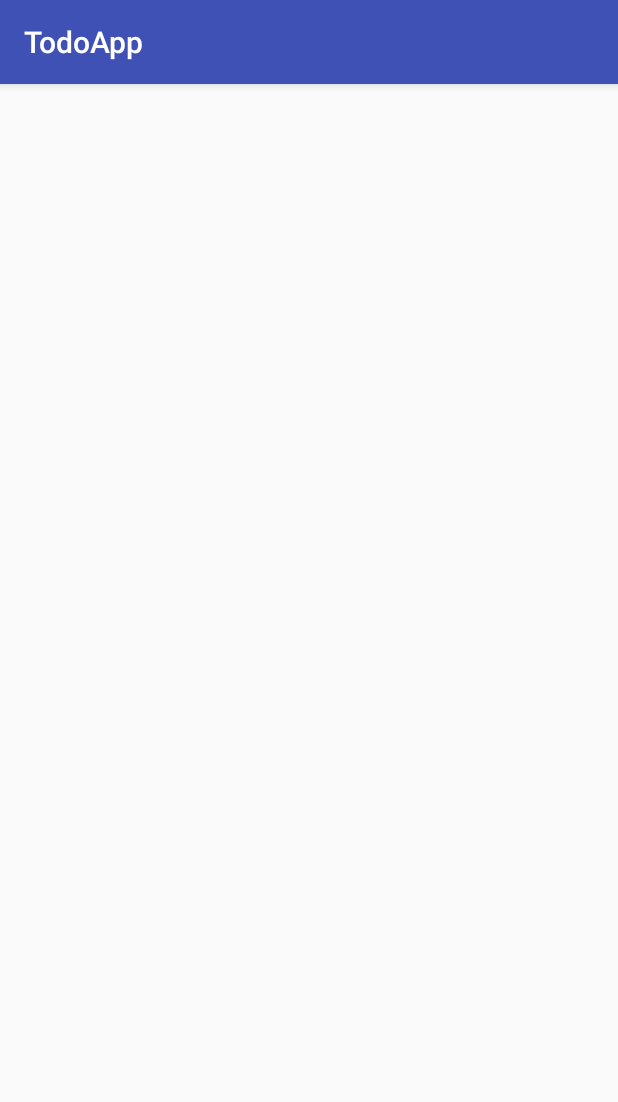
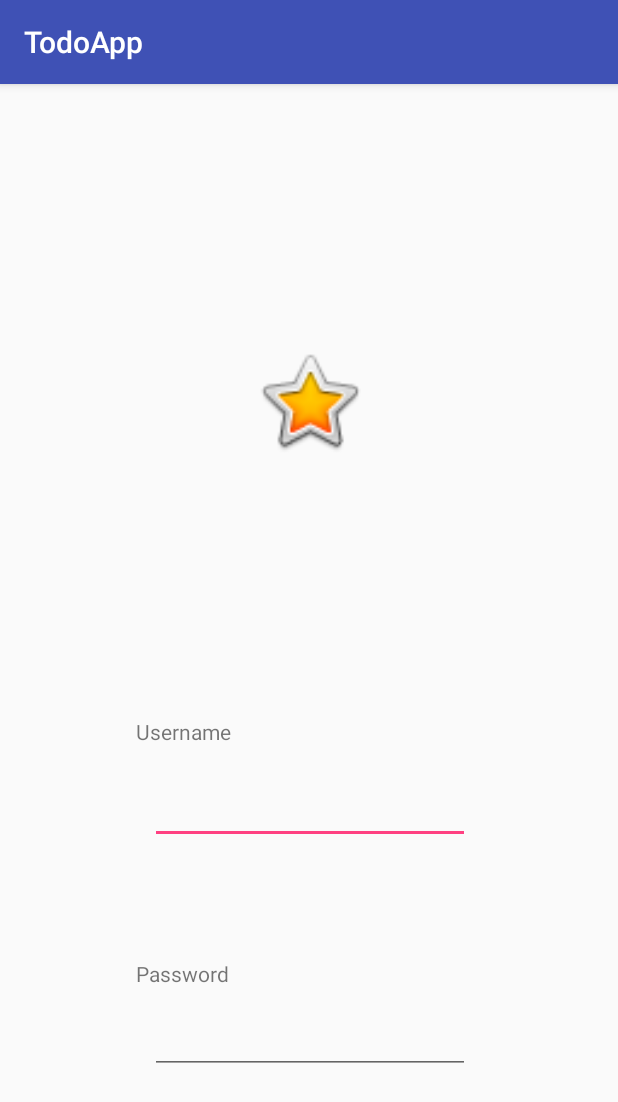
Before and after one commit to PlexusDevelopment/Todo-Android, an Android app: the screen it shows after launch (MainActivity before the commit, LoginActivity after it), on a phone screen of 412 x 824 dp. Shown: the top 1102 px of the screen. Run offline under Robolectric (Android 15) with nearby library versions, the phone set to English and light mode, and no system bars.

Commit message:
Added login activity layout and integrated Firebase authentication

```diff
--- a/app/build.gradle
+++ b/app/build.gradle
@@ -22,8 +22,11 @@ dependencies {
     implementation fileTree(dir: 'libs', include: ['*.jar'])
     implementation 'com.android.support:appcompat-v7:26.0.0'
     implementation 'com.android.support.constraint:constraint-layout:1.1.2'
+    implementation 'com.google.firebase:firebase-auth:11.6.0'
     testImplementation 'junit:junit:4.12'
     androidTestImplementation 'com.android.support.test:runner:1.0.2'
     androidTestImplementation 'com.android.support.test.espresso:espresso-core:3.0.2'
     implementation 'com.android.support:recyclerview-v7:26.0.0'
 }
+
+apply plugin: 'com.google.gms.google-services'
--- a/app/src/main/AndroidManifest.xml
+++ b/app/src/main/AndroidManifest.xml
@@ -2,9 +2,9 @@
 <manifest xmlns:android="http://schemas.android.com/apk/res/android"
     package="com.example.hyunjinoh.todoapp">
 
-    <uses-permission android:name="android.permission.READ_EXTERNAL_STORAGE"/>
-    <uses-permission android:name="android.permission.WRITE_EXTERNAL_STORAGE"/>
-    <uses-permission android:name="android.permission.READ_CALENDAR"/>
+    <uses-permission android:name="android.permission.READ_EXTERNAL_STORAGE" />
+    <uses-permission android:name="android.permission.WRITE_EXTERNAL_STORAGE" />
+    <uses-permission android:name="android.permission.READ_CALENDAR" />
 
     <application
         android:allowBackup="true"
@@ -13,7 +13,9 @@
         android:roundIcon="@mipmap/ic_launcher_round"
         android:supportsRtl="true"
         android:theme="@style/AppTheme">
-        <activity android:name=".MainActivity">
+        <activity android:name=".MainActivity" />
+
+        <activity android:name=".LoginActivity">
             <intent-filter>
                 <action android:name="android.intent.action.MAIN" />
 
--- /dev/null
+++ b/app/src/main/java/com/example/hyunjinoh/todoapp/LoginActivity.java
@@ -0,0 +1,13 @@
+package com.example.hyunjinoh.todoapp;
+
+import android.support.v7.app.AppCompatActivity;
+import android.os.Bundle;
+
+public class LoginActivity extends AppCompatActivity {
+
+    @Override
+    protected void onCreate(Bundle savedInstanceState) {
+        super.onCreate(savedInstanceState);
+        setContentView(R.layout.activity_login);
+    }
+}
--- /dev/null
+++ b/app/src/main/res/layout/activity_login.xml
@@ -0,0 +1,83 @@
+<?xml version="1.0" encoding="utf-8"?>
+<android.support.constraint.ConstraintLayout xmlns:android="http://schemas.android.com/apk/res/android"
+    xmlns:app="http://schemas.android.com/apk/res-auto"
+    xmlns:tools="http://schemas.android.com/tools"
+    android:layout_width="match_parent"
+    android:layout_height="match_parent"
+    tools:context=".LoginActivity">
+
+    <TextView
+        android:id="@+id/lblUsername"
+        android:layout_width="wrap_content"
+        android:layout_height="wrap_content"
+        android:layout_marginBottom="20dp"
+        android:layout_marginEnd="8dp"
+        android:layout_marginStart="8dp"
+        android:text="@string/lbl_username"
+        app:layout_constraintBottom_toTopOf="@+id/editText"
+        app:layout_constraintEnd_toEndOf="parent"
+        app:layout_constraintHorizontal_bias="0.248"
+        app:layout_constraintStart_toStartOf="parent" />
+
+    <EditText
+        android:id="@+id/editText"
+        android:layout_width="wrap_content"
+        android:layout_height="wrap_content"
+        android:layout_marginBottom="108dp"
+        android:layout_marginEnd="8dp"
+        android:layout_marginStart="8dp"
+        android:ems="10"
+        android:inputType="textPersonName"
+        app:layout_constraintBottom_toTopOf="@+id/editText3"
+        app:layout_constraintEnd_toEndOf="parent"
+        app:layout_constraintHorizontal_bias="0.503"
+        app:layout_constraintStart_toStartOf="parent" />
+
+    <ImageView
+        android:id="@+id/imageView"
+        android:layout_width="83dp"
+        android:layout_height="77dp"
+        android:layout_marginBottom="8dp"
+        android:layout_marginEnd="8dp"
+        android:layout_marginStart="8dp"
+        android:layout_marginTop="8dp"
+        app:layout_constraintBottom_toTopOf="@+id/lblUsername"
+        app:layout_constraintEnd_toEndOf="parent"
+        app:layout_constraintStart_toStartOf="parent"
+        app:layout_constraintTop_toTopOf="parent"
+        app:srcCompat="@android:drawable/btn_star_big_on" />
+
+    <TextView
+        android:id="@+id/textView2"
+        android:layout_width="wrap_content"
+        android:layout_height="wrap_content"
+        android:layout_marginBottom="8dp"
+        android:layout_marginEnd="8dp"
+        android:layout_marginStart="8dp"
+        android:layout_marginTop="8dp"
+        android:text="@string/lbl_password"
+        app:layout_constraintBottom_toTopOf="@+id/editText3"
+        app:layout_constraintEnd_toEndOf="parent"
+        app:layout_constraintHorizontal_bias="0.248"
+        app:layout_constraintStart_toStartOf="parent"
+        app:layout_constraintTop_toBottomOf="@+id/editText"
+        app:layout_constraintVertical_bias="0.945" />
+
+    <EditText
+        android:id="@+id/editText3"
+        android:layout_width="wrap_content"
+        android:layout_height="wrap_content"
+        android:layout_marginBottom="108dp"
+        android:layout_marginEnd="8dp"
+        android:layout_marginStart="8dp"
+        android:layout_marginTop="8dp"
+        android:ems="10"
+        android:inputType="textPassword"
+        app:layout_constraintBottom_toBottomOf="parent"
+        app:layout_constraintEnd_toEndOf="parent"
+        app:layout_constraintHorizontal_bias="0.503"
+        app:layout_constraintStart_toStartOf="parent"
+        app:layout_constraintTop_toTopOf="parent"
+        app:layout_constraintVertical_bias="1.0" />
+
+</android.support.constraint.ConstraintLayout>
--- a/app/src/main/res/values/strings.xml
+++ b/app/src/main/res/values/strings.xml
@@ -1,3 +1,5 @@
 <resources>
     <string name="app_name">TodoApp</string>
+    <string name="lbl_username">Username</string>
+    <string name="lbl_password">Password</string>
 </resources>
--- a/build.gradle
+++ b/build.gradle
@@ -12,6 +12,7 @@ buildscript {
 
         // NOTE: Do not place your application dependencies here; they belong
         // in the individual module build.gradle files
+        classpath 'com.google.gms:google-services:3.1.1'
     }
 }
 
```
